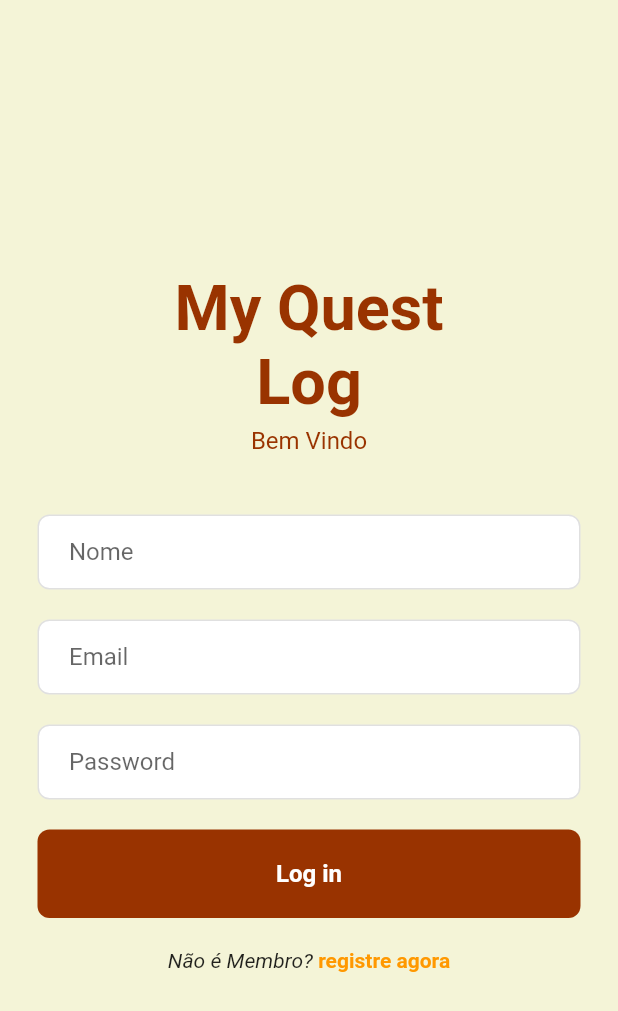
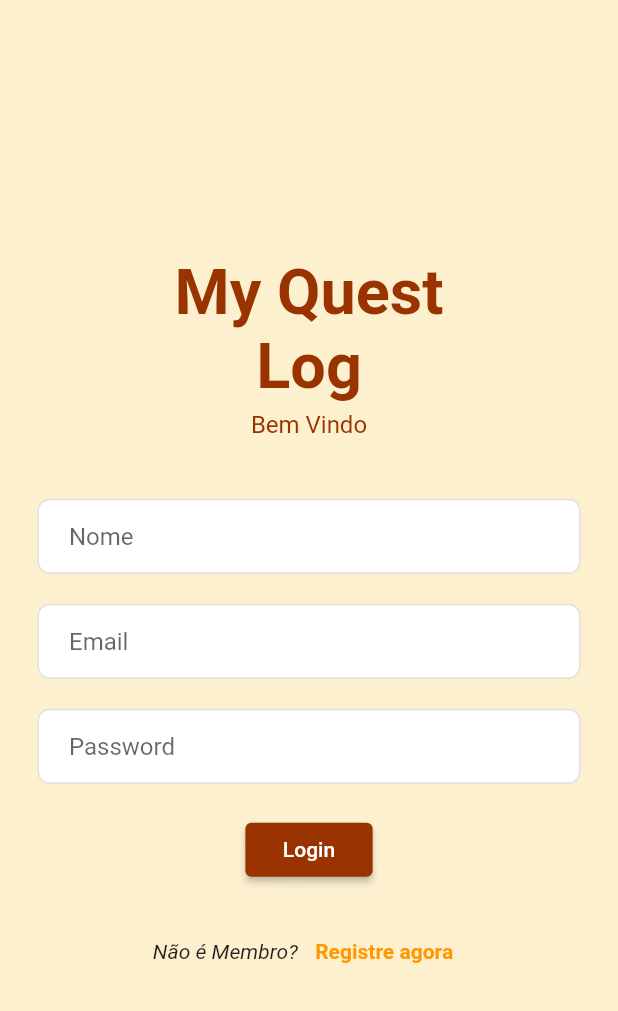
Before and after one commit to caioFiorini/MyQuestLog, a Flutter app: the screen it shows after launch, on a phone screen of 412 x 824 dp. Shown: the top 1011 px of the screen. Run offline on Flutter 3.47's test engine with Material 2 defaults, Android fonts, the phone set to English and light mode, and no system bars; our stand-ins replace go_router, google_fonts; missing offline and left inert: custom_line_indicator_bottom_navbar.

Commit message:
Navegação + Pagina Login e Registro + Páginas dos integrantes grupo

```diff
--- a/lib/Routers/routes.dart
+++ b/lib/Routers/routes.dart
@@ -1,5 +1,6 @@
 import 'package:flutter/material.dart';
 import 'package:go_router/go_router.dart';
+import 'package:myquestlog/registro.dart';
 import 'package:myquestlog/home_page.dart';
 import 'package:myquestlog/login.dart';
 
@@ -9,6 +10,18 @@ final routes = GoRouter(
       path: '/',
       builder: ((context, state) => Tela_Login()),
     ),
+    GoRoute(
+      path: '/login/registro',
+      builder: ((context, state) => Registro()),
+    ),
+    GoRoute(
+      path: '/login/home_page',
+      builder: ((context, state) => HomePage()),
+    ),
+    GoRoute(
+      path: '/registro/home_page',
+      builder: ((context, state) => HomePage()),
+    ),
     //pageBuilder: MaterialPage(child: Tela_Login()))
   ],
 );
--- a/lib/homePage.dart
+++ /dev/null
@@ -1 +0,0 @@
-class HomePage {}
--- a/lib/login.dart
+++ b/lib/login.dart
@@ -1,5 +1,6 @@
 import 'package:flutter/material.dart';
 import 'package:google_fonts/google_fonts.dart';
+import 'package:go_router/go_router.dart';
 
 class Tela_Login extends StatefulWidget {
   @override
@@ -9,10 +10,12 @@ class Tela_Login extends StatefulWidget {
 }
 
 class _Tela_Login extends State<Tela_Login> {
+  Color c = const Color(0xFF993300);
+
   @override
   Widget build(BuildContext context) {
     return Scaffold(
-      backgroundColor: const Color(0xFFF4F4D7),
+      backgroundColor: const Color(0xFFfcf0cf),
       body: SafeArea(
         child: Center(
           child: Column(
@@ -138,20 +141,18 @@ class _Tela_Login extends State<Tela_Login> {
 
               Padding(
                 padding: const EdgeInsets.symmetric(horizontal: 25.0),
-                child: Container(
-                  padding: const EdgeInsets.all(20.0),
-                  decoration: BoxDecoration(
-                    borderRadius: BorderRadius.circular(8),
-                    color: const Color(0xFF993300),
+                child: ElevatedButton(
+                  onPressed: () => context.push('/login/home_page'),
+                  style: ElevatedButton.styleFrom(
+                    backgroundColor: const Color(0xFF993300),
+                    padding: const EdgeInsets.symmetric(horizontal: 25.0),
                   ),
-                  child: const Center(
-                      child: Text(
-                    'Log in',
+                  child: const Text(
+                    "Login",
                     style: TextStyle(
-                        color: Colors.white,
-                        fontWeight: FontWeight.bold,
-                        fontSize: 16.0),
-                  )),
+                      color: Colors.white,
+                    ),
+                  ),
                 ),
               ),
               //not a member? register now
@@ -161,21 +162,24 @@ class _Tela_Login extends State<Tela_Login> {
               ),
               Row(
                 mainAxisAlignment: MainAxisAlignment.center,
-                children: const [
-                  Text(
+                children: [
+                  const Text(
                     'Não é Membro? ',
                     style: TextStyle(
                       color: Colors.black87,
                       fontStyle: FontStyle.italic,
                     ),
                   ),
-                  Text(
-                    'registre agora',
-                    style: TextStyle(
-                      color: Colors.orange,
-                      fontWeight: FontWeight.bold,
+                  TextButton(
+                    onPressed: () => context.push('/login/registro'),
+                    child: const Text(
+                      'Registre agora',
+                      style: TextStyle(
+                        color: Colors.orange,
+                        fontWeight: FontWeight.bold,
+                      ),
                     ),
-                  )
+                  ),
                 ],
               )
             ],
--- a/pubspec.yaml
+++ b/pubspec.yaml
@@ -27,6 +27,7 @@ environment:
 # the latest version available on pub.dev. To see which dependencies have newer
 # versions available, run `flutter pub outdated`.
 dependencies:
+  custom_line_indicator_bottom_navbar: ^0.0.8
   flutter:
     sdk: flutter
   go_router: ^5.0.0
```
Also changed, not shown: lib/Registro.dart (+84 -3 lines), lib/home_page.dart (+64 -1 lines), lib/paginaCabral.dart (added, +19 -0 lines), lib/paginaJuliana.dart (added, +19 -0 lines), lib/paginaVito.dart (added, +20 -0 lines), lib/user_page.dart (added, +20 -0 lines), pubspec.lock.
